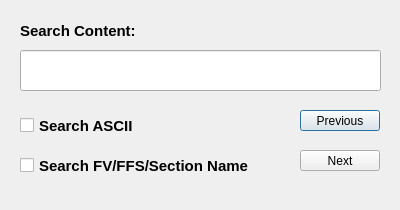
First picture: the form in Window/SearchDialog.ui, repository stephan-zhuchen/BIOS-Viewer, before the edit.
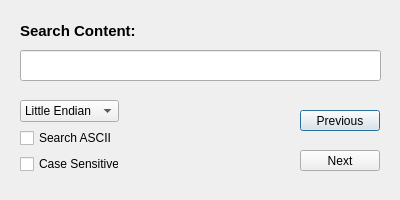
Second picture: the form after the edit. Icons and pictures are not drawn.

Commit message: Search Polish 1. Add GUID search; 2. Add case sensitive mode; 3. Add wrap around mode; 4. Add Endian switch; 5. Add FV/FFS/Section switch.

Diff of the .ui file:
```diff
--- a/Window/SearchDialog.ui
+++ b/Window/SearchDialog.ui
@@ -7,7 +7,7 @@
     <x>0</x>
     <y>0</y>
     <width>400</width>
-    <height>210</height>
+    <height>200</height>
    </rect>
   </property>
   <property name="sizePolicy">
@@ -19,13 +19,13 @@
   <property name="minimumSize">
    <size>
     <width>400</width>
-    <height>210</height>
+    <height>200</height>
    </size>
   </property>
   <property name="maximumSize">
    <size>
     <width>400</width>
-    <height>210</height>
+    <height>200</height>
    </size>
   </property>
   <property name="windowTitle">
@@ -44,7 +44,7 @@
      <x>20</x>
      <y>50</y>
      <width>361</width>
-     <height>41</height>
+     <height>31</height>
     </rect>
    </property>
    <property name="font">
@@ -78,47 +78,6 @@
     <string>Search Content:</string>
    </property>
   </widget>
-  <widget class="QCheckBox" name="AsciiCheckbox">
-   <property name="geometry">
-    <rect>
-     <x>20</x>
-     <y>110</y>
-     <width>121</width>
-     <height>31</height>
-    </rect>
-   </property>
-   <property name="font">
-    <font>
-     <pointsize>11</pointsize>
-     <bold>true</bold>
-    </font>
-   </property>
-   <property name="text">
-    <string>Search ASCII</string>
-   </property>
-  </widget>
-  <widget class="QCheckBox" name="TextCheckbox">
-   <property name="enabled">
-    <bool>true</bool>
-   </property>
-   <property name="geometry">
-    <rect>
-     <x>20</x>
-     <y>150</y>
-     <width>281</width>
-     <height>31</height>
-    </rect>
-   </property>
-   <property name="font">
-    <font>
-     <pointsize>11</pointsize>
-     <bold>true</bold>
-    </font>
-   </property>
-   <property name="text">
-    <string>Search FV/FFS/Section Name</string>
-   </property>
-  </widget>
   <widget class="QPushButton" name="PreviousButton">
    <property name="geometry">
     <rect>
@@ -145,6 +104,46 @@
     <string>Next</string>
    </property>
   </widget>
+  <widget class="QWidget" name="layoutWidget">
+   <property name="geometry">
+    <rect>
+     <x>20</x>
+     <y>100</y>
+     <width>99</width>
+     <height>74</height>
+    </rect>
+   </property>
+   <layout class="QVBoxLayout" name="verticalLayout">
+    <item>
+     <widget class="QComboBox" name="EndianBox">
+      <item>
+       <property name="text">
+        <string>Little Endian</string>
+       </property>
+      </item>
+      <item>
+       <property name="text">
+        <string>Big Endian</string>
+       </property>
+      </item>
+     </widget>
+    </item>
+    <item>
+     <widget class="QCheckBox" name="AsciiCheckbox">
+      <property name="text">
+       <string>Search ASCII</string>
+      </property>
+     </widget>
+    </item>
+    <item>
+     <widget class="QCheckBox" name="CaseCheckbox">
+      <property name="text">
+       <string>Case Sensitive</string>
+      </property>
+     </widget>
+    </item>
+   </layout>
+  </widget>
  </widget>
  <resources>
   <include location="logo/Images.qrc"/>
```
Left out of the diff: 4 changed lines with no effect on the pictures. The commit also changes 18 other files.
